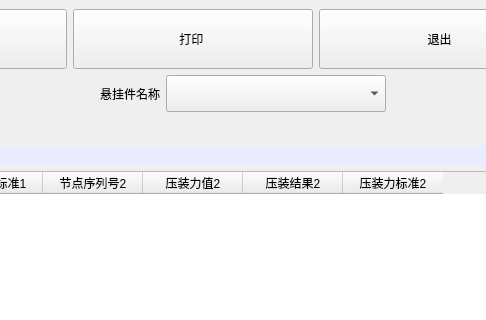
Before: the Qt Designer form hstorylist.ui in aiyongye/-, drawn with Qt 5; both pictures show x 681 to 1167 and y 0 to 320 of the 1250 by 907 pixel window.
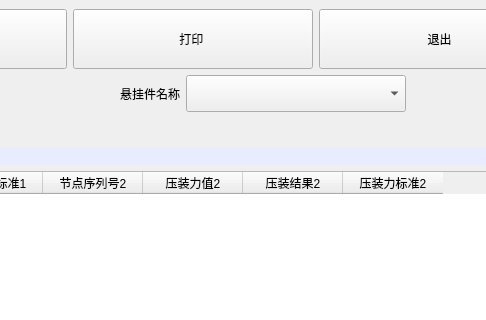
After: the same form once the commit is applied.

```diff
--- a/hstorylist.ui
+++ b/hstorylist.ui
@@ -247,6 +247,12 @@
         </item>
         <item>
          <widget class="QLabel" name="label_2">
+          <property name="minimumSize">
+           <size>
+            <width>100</width>
+            <height>0</height>
+           </size>
+          </property>
           <property name="maximumSize">
            <size>
             <width>80</width>
```
